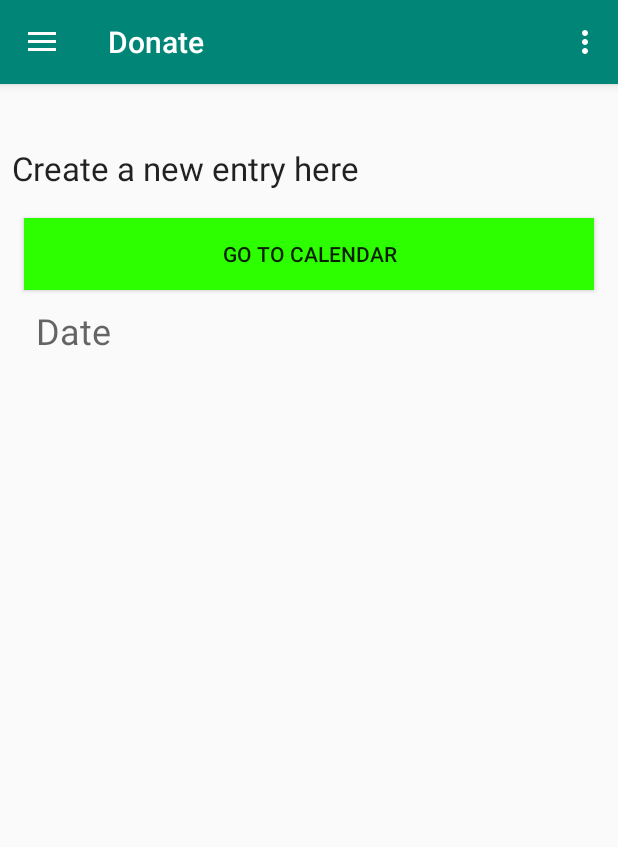
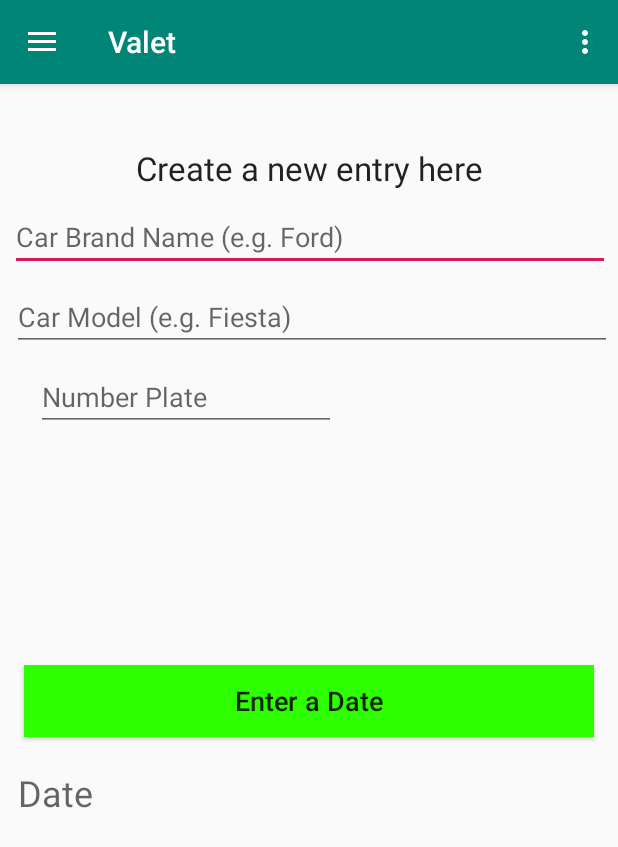
Before and after one commit to CiaranCrowley/Car_Valeting_Manager, an Android app: the screen it shows after launch (Home), on a phone screen of 412 x 824 dp. Shown: the top 847 px of the screen. Run offline under Robolectric (Android 15) with nearby library versions, the phone set to English and light mode, and no system bars.

Commit message:
Added new UI elements to fragment_valet.xml

```diff
--- a/app/src/main/java/ie/wit/fragments/ValetFragment.kt
+++ b/app/src/main/java/ie/wit/fragments/ValetFragment.kt
@@ -55,7 +55,7 @@ class ValetFragment : Fragment() {
                 cal.set(Calendar.MONTH, month)
                 cal.set(Calendar.DAY_OF_MONTH, dayOfMonth)
 
-                val format = "dd.MM.yyy"
+                val format = "dd/MM/yyy"
                 val sdf = SimpleDateFormat(format, Locale.UK)
                 showDate.text = sdf.format(cal.time)
                 val date : String = showDate.text.toString()
--- a/app/src/main/res/layout/card_valet.xml
+++ b/app/src/main/res/layout/card_valet.xml
@@ -30,7 +30,7 @@
             android:layout_marginStart="20dp"
             android:layout_marginTop="15dp"
             android:layout_toEndOf="@+id/imageIcon"
-            android:text="@string/textview"
+            android:text="@string/dateShown"
             android:textColor="#000000"
             android:textSize="24sp" />
 
--- a/app/src/main/res/layout/fragment_valet.xml
+++ b/app/src/main/res/layout/fragment_valet.xml
@@ -5,29 +5,6 @@
     android:layout_width="match_parent"
     android:layout_height="match_parent"
     tools:context="ie.wit.fragments.ValetFragment">
-
-
-    <!--<Button
-    android:id="@+id/pickDate"
-    android:layout_width="match_parent"
-    android:layout_height="wrap_content"
-    android:layout_margin="16dp"
-    android:paddingBottom="8dp"
-    android:paddingTop="8dp"
-    android:background="@color/colorAccent"
-    android:text="Pick Date"
-    android:textColor="@color/colorPrimary"
-    android:textSize="16sp"/>
-
-<TextView
-    android:id="@+id/showDate"
-    android:layout_width="242dp"
-    android:layout_height="wrap_content"
-    android:layout_margin="16dp"
-    android:paddingBottom="8dp"
-    android:paddingTop="8dp"
-    android:text="Date"/>-->
-
 
     <TextView
         android:id="@+id/addNewAppointment"
@@ -38,20 +15,65 @@
         android:layout_alignParentEnd="true"
         android:layout_marginTop="33dp"
         android:text="@string/addNewAppointment"
+        android:textAlignment="center"
         android:textAppearance="?android:attr/textAppearanceLarge"
         app:layout_constraintTop_toTopOf="parent"
         tools:layout_editor_absoluteX="24dp" />
+
+    <com.google.android.material.textfield.TextInputEditText
+        android:id="@+id/carBrand"
+        android:layout_width="400dp"
+        android:layout_height="0dp"
+        android:layout_marginStart="8dp"
+        android:layout_marginTop="8dp"
+        android:layout_marginEnd="8dp"
+        android:hint="@string/carBrand"
+        app:layout_constraintEnd_toEndOf="parent"
+        app:layout_constraintStart_toStartOf="parent"
+        app:layout_constraintTop_toBottomOf="@+id/addNewAppointment">
+    </com.google.android.material.textfield.TextInputEditText>
+
+    <com.google.android.material.textfield.TextInputEditText
+        android:id="@+id/carModel"
+        android:layout_width="400dp"
+        android:layout_height="0dp"
+        android:layout_marginStart="8dp"
+        android:layout_marginTop="8dp"
+        android:layout_marginEnd="8dp"
+        android:hint="@string/carModel"
+        app:layout_constraintEnd_toEndOf="parent"
+        app:layout_constraintHorizontal_bias="0.4"
+        app:layout_constraintStart_toStartOf="parent"
+        app:layout_constraintTop_toBottomOf="@id/carBrand">
+    </com.google.android.material.textfield.TextInputEditText>
+
+    <com.google.android.material.textfield.TextInputEditText
+        android:id="@+id/numberPlate"
+        android:layout_width="200dp"
+        android:layout_height="wrap_content"
+        android:layout_marginStart="16dp"
+        android:layout_marginTop="8dp"
+        android:layout_marginEnd="8dp"
+        android:hint="@string/numberPlate"
+        app:layout_constraintEnd_toEndOf="parent"
+        app:layout_constraintHorizontal_bias="0.0"
+        app:layout_constraintStart_toStartOf="parent"
+        app:layout_constraintTop_toBottomOf="@+id/carModel">
+    </com.google.android.material.textfield.TextInputEditText>
 
     <Button
         android:id="@+id/btnGoCalendar"
         android:layout_width="match_parent"
         android:layout_height="wrap_content"
         android:layout_marginStart="8dp"
-        android:layout_marginTop="18dp"
+        android:layout_marginTop="316dp"
         android:layout_marginEnd="8dp"
+        android:background="@color/btnColor"
         android:text="@string/go_to_calendar"
-        android:background="@color/btnColor"
+        android:textAllCaps="false"
+        android:textSize="18sp"
         app:layout_constraintEnd_toEndOf="parent"
+        app:layout_constraintHorizontal_bias="1.0"
         app:layout_constraintStart_toStartOf="parent"
         app:layout_constraintTop_toBottomOf="@+id/addNewAppointment" />
 
@@ -60,9 +82,9 @@
         android:layout_width="200dp"
         android:layout_height="wrap_content"
         android:layout_marginHorizontal="30dp"
-        android:layout_marginStart="16dp"
-        android:layout_marginTop="140dp"
-        android:hint="Date"
+        android:layout_marginStart="4dp"
+        android:layout_marginTop="448dp"
+        android:hint="@string/date"
         android:textSize="24sp"
         app:layout_constraintStart_toStartOf="parent"
         app:layout_constraintTop_toTopOf="parent" />
--- a/app/src/main/res/values/strings.xml
+++ b/app/src/main/res/values/strings.xml
@@ -1,6 +1,7 @@
 <resources>
+    <!--todo: most of these have to be changed-->
     <string name="app_name">Car_Valeting_Management</string>
-    <string name="action_donate">Donate</string>
+    <string name="action_donate">Valet</string>
     <string name="action_report">Report</string>
     <string name="addNewAppointment">Create a new entry here</string>
     <string name="donateSubtitle">Please Give Generously</string>
@@ -18,21 +19,22 @@
     <string name="title_activity_home">Home</string>
     <string name="navigation_drawer_open">Open navigation drawer</string>
     <string name="navigation_drawer_close">Close navigation drawer</string>
+    <!--todo: these are used in  -->
     <string name="nav_header_title">Donation (Lab K07a)</string>
     <string name="nav_header_subtitle">voteforhomer@android.com</string>
-    <string name="nav_header_desc">Navigation header</string>
-    <string name="action_settings">Settings</string>
 
-    <string name="menu_donate">Donate</string>
+    <!--todo: change names in here  (many of these can be found in activity_home_drawer.xml-->
+    <string name="menu_donate">Valet</string>
     <string name="menu_report">Report</string>
     <string name="menu_favourites">Favourites</string>
     <string name="menu_about">About Us</string>
     <string name="menu_share">Share</string>
     <string name="menu_send">Send</string>
 
-    <string name="go_to_calendar">Go To Calendar</string>
-
-    <!-- TODO: Remove or change this placeholder text -->
-    <string name="hello_blank_fragment">Hello blank fragment</string>
-    <string name="textview">TextView</string>
+    <string name="carBrand">Car Brand Name (e.g. Ford)</string>
+    <string name="carModel">Car Model (e.g. Fiesta)</string>
+    <string name="go_to_calendar">Enter a Date</string>
+    <string name="dateShown">Date</string>
+    <string name="date">Date</string>
+    <string name="numberPlate">Number Plate</string>
 </resources>
```
